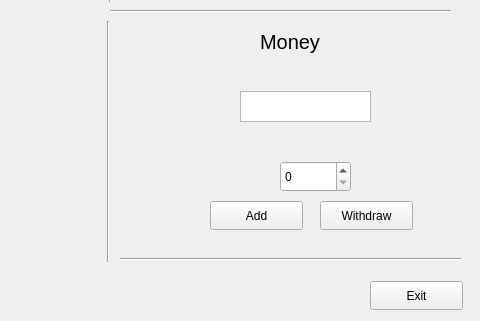
Qt form carte_mifareqt/mywindow.ui (Pierrot12000/Carte_mifare_classic) before a commit; both pictures show x 320 to 800 and y 279 to 600 of the 800 by 600 pixel window.
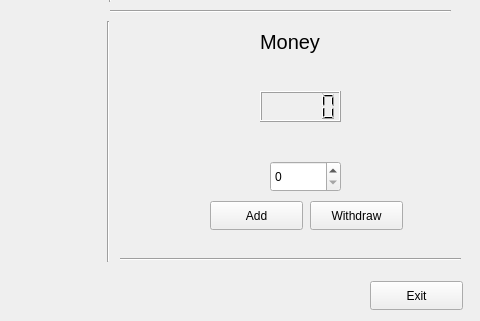
The same form after that commit.

Commit message: add blinking leds & buzzer

Patch:
```diff
--- a/carte_mifareqt/mywindow.ui
+++ b/carte_mifareqt/mywindow.ui
@@ -147,16 +147,6 @@
     <string>Set</string>
    </property>
   </widget>
-  <widget class="QTextEdit" name="Money">
-   <property name="geometry">
-    <rect>
-     <x>560</x>
-     <y>370</y>
-     <width>131</width>
-     <height>31</height>
-    </rect>
-   </property>
-  </widget>
   <widget class="Line" name="line">
    <property name="geometry">
     <rect>
@@ -247,12 +237,15 @@
   <widget class="QSpinBox" name="spin_Money">
    <property name="geometry">
     <rect>
-     <x>600</x>
+     <x>590</x>
      <y>440</y>
      <width>71</width>
      <height>31</height>
     </rect>
    </property>
+   <property name="maximum">
+    <number>1000</number>
+   </property>
   </widget>
   <widget class="QPushButton" name="add">
    <property name="geometry">
@@ -270,7 +263,7 @@
   <widget class="QPushButton" name="withdraw">
    <property name="geometry">
     <rect>
-     <x>640</x>
+     <x>630</x>
      <y>480</y>
      <width>93</width>
      <height>29</height>
@@ -293,6 +286,16 @@
     <enum>Qt::Horizontal</enum>
    </property>
   </widget>
+  <widget class="QLCDNumber" name="Money">
+   <property name="geometry">
+    <rect>
+     <x>580</x>
+     <y>370</y>
+     <width>81</width>
+     <height>31</height>
+    </rect>
+   </property>
+  </widget>
  </widget>
  <resources/>
  <connections/>
```
The commit also changes 2 other files.
